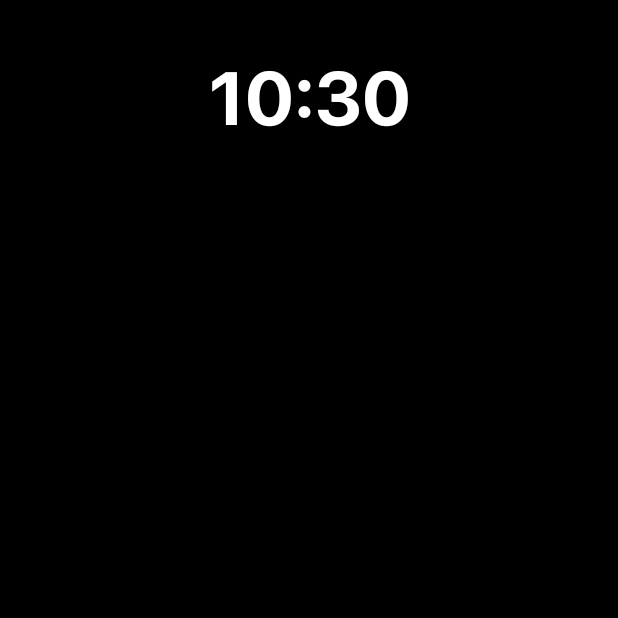
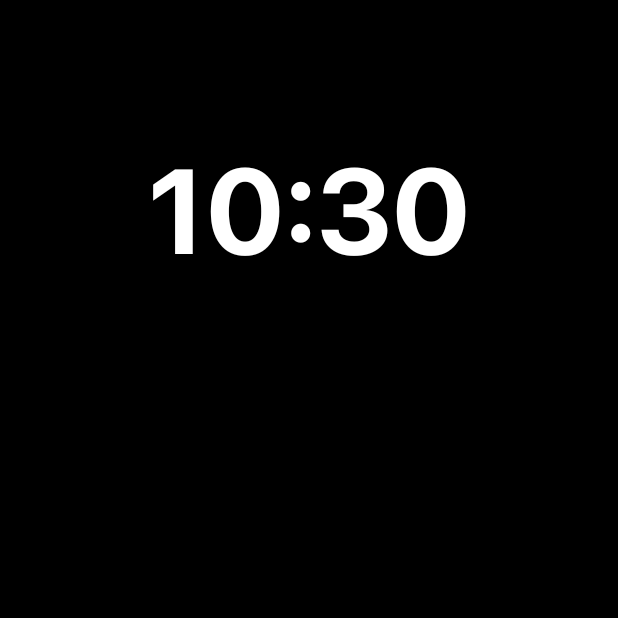
Before and after one commit to devarshukani/ClearMindLauncher, an Android app: the LauncherActivity screen opened directly, with no data from a screen before it, on a phone screen of 412 x 824 dp, the top half of it. Run offline under Robolectric (Android 15) with nearby library versions, the light colour scheme and no system bars.

Commit message:
Added Transition Animation to Fragment And Back Button to home Fragment Added

```diff
--- /dev/null
+++ b/app/src/main/java/com/devarshukani/clearmindlauncher/CustomPageTransformer.java
@@ -0,0 +1,48 @@
+package com.devarshukani.clearmindlauncher;
+
+import android.view.View;
+import androidx.annotation.NonNull;
+import androidx.viewpager2.widget.ViewPager2;
+
+public class CustomPageTransformer implements ViewPager2.PageTransformer {
+    private static final float MIN_SCALE = 0.99f;
+    private static final float MIN_ALPHA = 0.7f;
+    private static final int ANIMATION_DURATION = 1200; // Adjust the duration as needed for slower animation
+
+    @Override
+    public void transformPage(@NonNull View page, float position) {
+        int pageWidth = page.getWidth();
+        int pageHeight = page.getHeight();
+
+        if (position < -1) { // Page is off-screen to the left
+            page.setAlpha(0f);
+        } else if (position <= 1) { // Page is visible on the screen
+            // Apply smooth movement animation based on the 'position' value
+            float scaleFactor = Math.max(MIN_SCALE, 1 - Math.abs(position));
+            float verticalMargin = pageHeight * (1 - scaleFactor) / 2;
+            float horizontalMargin = pageWidth * (1 - scaleFactor) / 2;
+
+            if (position < 0) { // Page is sliding to the left
+                page.setTranslationX(horizontalMargin - verticalMargin / 2);
+            } else { // Page is sliding to the right
+                page.setTranslationX(-horizontalMargin + verticalMargin / 2);
+            }
+
+            // Smoothly move the page
+            float distance = pageWidth * position;
+            page.setTranslationX(distance);
+
+            // Scale the page's content (views)
+            page.setScaleX(scaleFactor);
+            page.setScaleY(scaleFactor);
+
+            // Adjust the alpha of the page
+            page.setAlpha(MIN_ALPHA + (scaleFactor - MIN_SCALE) / (1 - MIN_SCALE) * (1 - MIN_ALPHA));
+        } else { // Page is off-screen to the right
+            page.setAlpha(0f);
+        }
+
+        // Set a custom duration for the animations
+        page.animate().setDuration(ANIMATION_DURATION).start();
+    }
+}
--- a/app/src/main/java/com/devarshukani/clearmindlauncher/SwipeFragment.java
+++ b/app/src/main/java/com/devarshukani/clearmindlauncher/SwipeFragment.java
@@ -4,7 +4,10 @@ import android.os.Bundle;
 import android.view.LayoutInflater;
 import android.view.View;
 import android.view.ViewGroup;
+import android.view.animation.Animation;
+import android.view.animation.AnimationUtils;
 
+import androidx.activity.OnBackPressedCallback;
 import androidx.annotation.NonNull;
 import androidx.fragment.app.Fragment;
 import androidx.viewpager2.adapter.FragmentStateAdapter;
@@ -19,6 +22,8 @@ public class SwipeFragment extends Fragment {
         viewPager = view.findViewById(R.id.viewPager);
 
         viewPager.setAdapter(new MyPagerAdapter(this)); // Pass 'this' which refers to the parent Fragment
+        viewPager.setPageTransformer(new CustomPageTransformer());
+
         return view;
     }
 
@@ -37,9 +42,15 @@ public class SwipeFragment extends Fragment {
             }
         }
 
+
         @Override
         public int getItemCount() {
             return 2;
         }
     }
+
+    public void switchToHomeFragment() {
+        viewPager.setCurrentItem(0);
+    }
+
 }
--- a/app/src/main/res/layout/fragment_home.xml
+++ b/app/src/main/res/layout/fragment_home.xml
@@ -5,18 +5,33 @@
     android:layout_width="match_parent"
     android:layout_height="match_parent"
     android:orientation="vertical"
-    tools:context=".MainActivity"
     android:background="@color/PrimaryBackgroundColor">
 
-    <TextView
-        android:id="@+id/time"
+    <LinearLayout
         android:layout_width="match_parent"
-        android:layout_height="wrap_content"
-        android:textColor="@color/PrimaryTextColor"
-        android:text="TIME"
-        android:gravity="center"
-        android:textSize="50sp"
-        android:layout_marginTop="30dp"
-        android:fontFamily="@font/sf_pro_display_bold"/>
+        android:layout_height="0dp"
+        android:layout_weight="1">
+
+        <TextView
+            android:id="@+id/time"
+            android:layout_width="match_parent"
+            android:layout_height="wrap_content"
+            android:textColor="@color/PrimaryTextColor"
+            android:text="12:45"
+            android:gravity="center"
+            android:textSize="80sp"
+            android:fontFamily="@font/sf_pro_display_bold"
+            android:layout_gravity="center"/>
+
+    </LinearLayout>
+
+
+
+    <LinearLayout
+        android:layout_width="match_parent"
+        android:layout_height="0dp"
+        android:layout_weight="2">
+
+    </LinearLayout>
 
 </LinearLayout>
```
Also changed, not shown: app/src/main/java/com/devarshukani/clearmindlauncher/AppDrawerFragment.java (+21 -3 lines), app/src/main/java/com/devarshukani/clearmindlauncher/LauncherActivity.java (+13 -2 lines).
